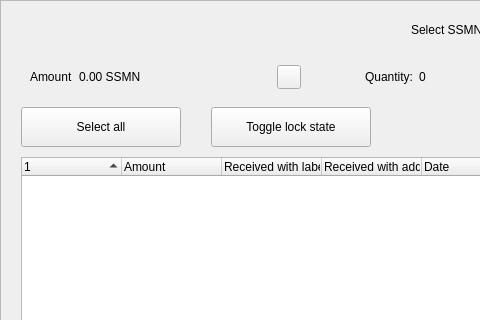
Above: src/qt/forms/coincontroldialog.ui from SpectreSecurityCoin/SpectreSecurityMN before the change; both pictures show x 0 to 480 and y 0 to 320 of the 1000 by 650 pixel window. Below: the same form after it.
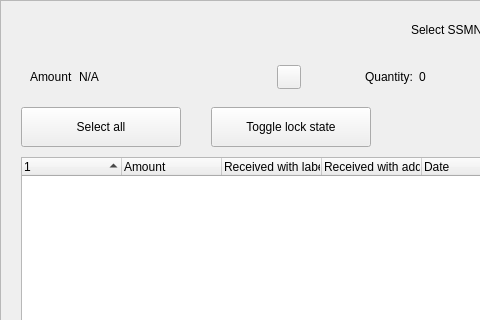
That is the form after the change. Custom widgets are drawn as their Qt base class.

```diff
--- a/src/qt/forms/coincontroldialog.ui
+++ b/src/qt/forms/coincontroldialog.ui
@@ -144,7 +144,7 @@
            <item>
             <widget class="QLabel" name="labelCoinControlAmount">
              <property name="text">
-              <string>0.00 SSMN</string>
+              <string notr="true">N/A</string>
              </property>
             </widget>
            </item>
```
Left out of the diff: 6 changed lines with no effect on the pictures.
